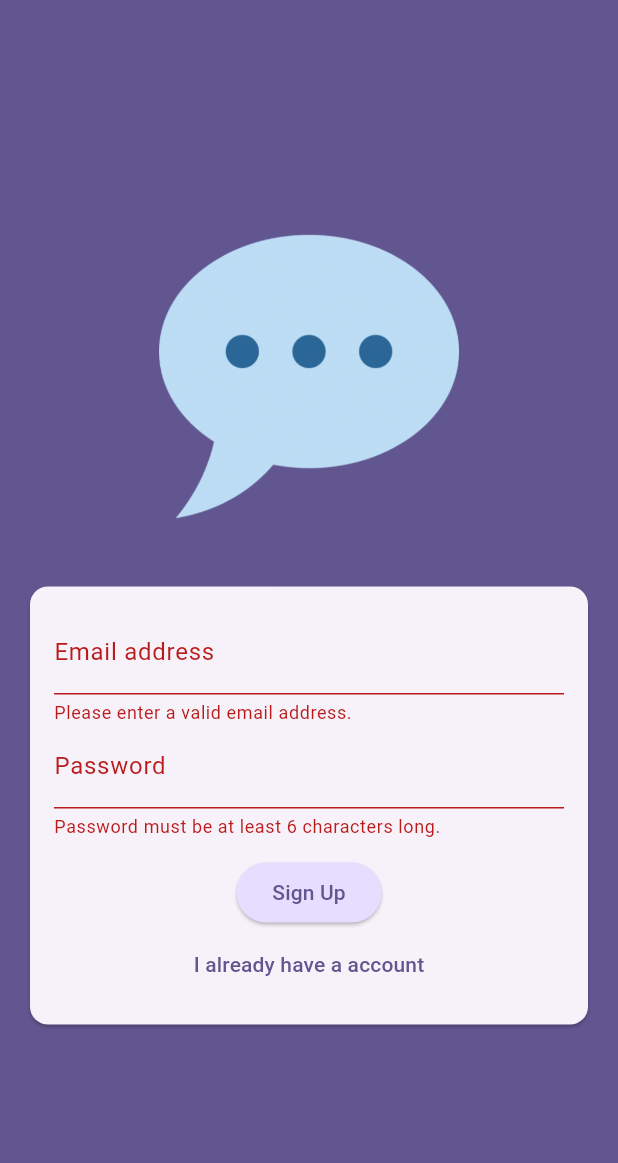
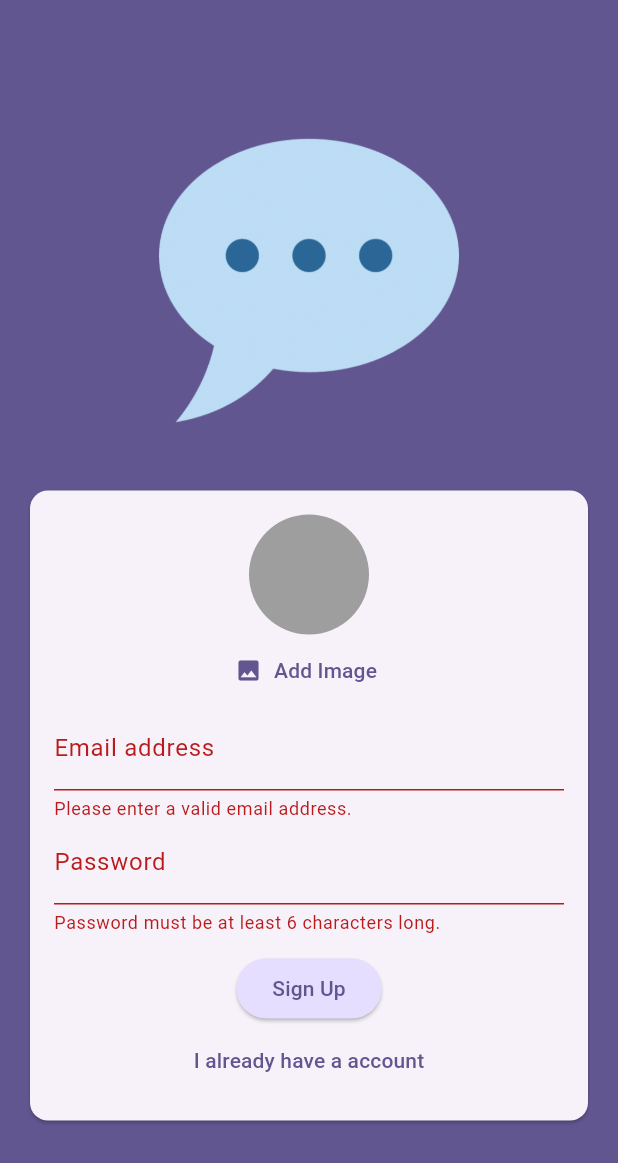
Before and after one commit to Veng-Eang/chat_app, a Flutter app: the screen it shows after launch, after a tap on "Login", after a tap on "Create an account", on a phone screen of 412 x 824 dp. Shown: the top 1163 px of the screen. Run offline on Flutter 3.47's test engine with Material 3 defaults, Android fonts, the phone set to English and light mode, and no system bars; our stand-ins replace firebase_auth, firebase_core, image_picker; accounts and stored records are empty.

Commit message:
add user image picker

```diff
--- a/lib/screens/auth.dart
+++ b/lib/screens/auth.dart
@@ -1,3 +1,4 @@
+import 'package:chat_app/widgets/user_image_picker.dart';
 import 'package:flutter/material.dart';
 import 'package:firebase_auth/firebase_auth.dart';
 
@@ -77,6 +78,7 @@ class _AuthScreenState extends State<AuthScreen> {
                       child: Column(
                         mainAxisSize: MainAxisSize.min,
                         children: [
+                          if (!_isLogin) UserImagePicker(),
                           TextFormField(
                             decoration:
                                 InputDecoration(labelText: 'Email address'),
--- /dev/null
+++ b/lib/widgets/user_image_picker.dart
@@ -0,0 +1,54 @@
+import 'dart:io';
+
+import 'package:flutter/material.dart';
+import 'package:image_picker/image_picker.dart';
+
+class UserImagePicker extends StatefulWidget {
+  const UserImagePicker({super.key});
+
+  @override
+  State<UserImagePicker> createState() => _UserImagePickerState();
+}
+
+class _UserImagePickerState extends State<UserImagePicker> {
+  File? _pickedImageFile;
+  void _pickedImage() async {
+    final pickedImage = await ImagePicker().pickImage(
+      source: ImageSource.camera,
+      imageQuality: 50,
+      maxWidth: 150,
+    );
+    if (pickedImage == null) {
+      return;
+    }
+    setState(() {
+      _pickedImageFile = File(pickedImage.path);
+    });
+  }
+
+  @override
+  Widget build(BuildContext context) {
+    return Column(
+      children: [
+        CircleAvatar(
+          radius: 40,
+          backgroundColor: Colors.grey,
+          foregroundImage:
+              _pickedImageFile != null ? FileImage(_pickedImageFile!) : null,
+        ),
+        TextButton.icon(
+          onPressed: _pickedImage,
+          icon: const Icon(
+            Icons.image,
+          ),
+          label: Text(
+            'Add Image',
+            style: TextStyle(
+              color: Theme.of(context).colorScheme.primary,
+            ),
+          ),
+        ),
+      ],
+    );
+  }
+}
--- a/pubspec.yaml
+++ b/pubspec.yaml
@@ -37,6 +37,7 @@ dependencies:
   cupertino_icons: ^1.0.2
   firebase_core: ^2.27.0
   firebase_auth: ^4.17.8
+  image_picker: ^1.0.7
 
 dev_dependencies:
   flutter_test:
```
Also changed, not shown: pubspec.lock.
